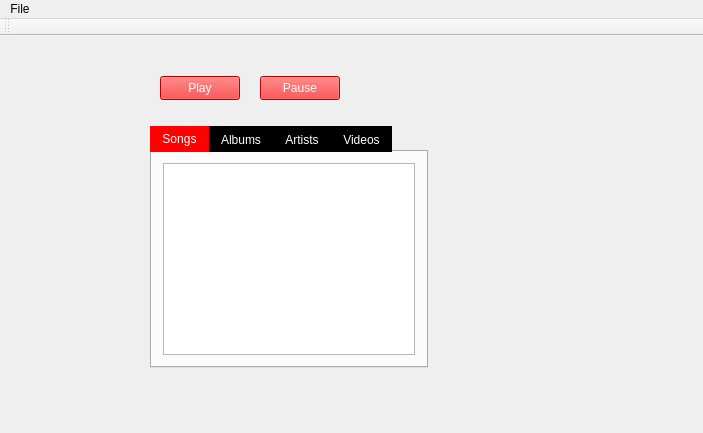
The window that mainwindow.ui (philipscode/MusLib) describes before a commit, drawn with Qt 5.
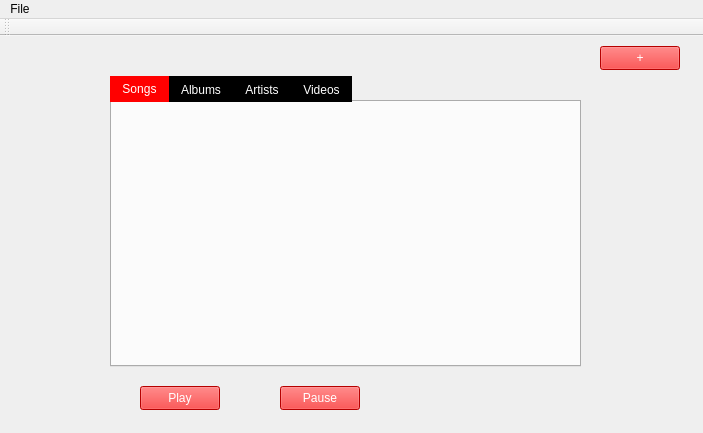
The same window after the commit. The open tabs and pages were chosen to show the change.

```diff
--- a/mainwindow.ui
+++ b/mainwindow.ui
@@ -42,27 +42,28 @@
    <widget class="QTabWidget" name="tabWidget">
     <property name="geometry">
      <rect>
-      <x>150</x>
-      <y>90</y>
-      <width>278</width>
-      <height>242</height>
+      <x>110</x>
+      <y>40</y>
+      <width>471</width>
+      <height>291</height>
      </rect>
     </property>
     <property name="styleSheet">
      <string notr="true"/>
     </property>
+    <property name="tabPosition">
+     <enum>QTabWidget::North</enum>
+    </property>
     <property name="currentIndex">
-     <number>0</number>
+     <number>2</number>
+    </property>
+    <property name="elideMode">
+     <enum>Qt::ElideNone</enum>
     </property>
     <widget class="QWidget" name="tab">
      <attribute name="title">
       <string>Songs</string>
      </attribute>
-     <layout class="QVBoxLayout" name="verticalLayout_2">
-      <item>
-       <widget class="QTableWidget" name="tableWidget"/>
-      </item>
-     </layout>
     </widget>
     <widget class="QWidget" name="tab_2">
      <attribute name="title">
@@ -83,8 +84,8 @@
    <widget class="QPushButton" name="playButton">
     <property name="geometry">
      <rect>
-      <x>160</x>
-      <y>40</y>
+      <x>140</x>
+      <y>350</y>
       <width>80</width>
       <height>24</height>
      </rect>
@@ -96,8 +97,8 @@
    <widget class="QPushButton" name="pauseButton">
     <property name="geometry">
      <rect>
-      <x>260</x>
-      <y>40</y>
+      <x>280</x>
+      <y>350</y>
       <width>80</width>
       <height>24</height>
      </rect>
@@ -106,6 +107,19 @@
      <string>Pause</string>
     </property>
    </widget>
+   <widget class="QPushButton" name="addButton">
+    <property name="geometry">
+     <rect>
+      <x>600</x>
+      <y>10</y>
+      <width>80</width>
+      <height>24</height>
+     </rect>
+    </property>
+    <property name="text">
+     <string>+</string>
+    </property>
+   </widget>
   </widget>
   <widget class="QMenuBar" name="menuBar">
    <property name="geometry">
```
Left out of the diff: 18 changed lines with no effect on the pictures.
